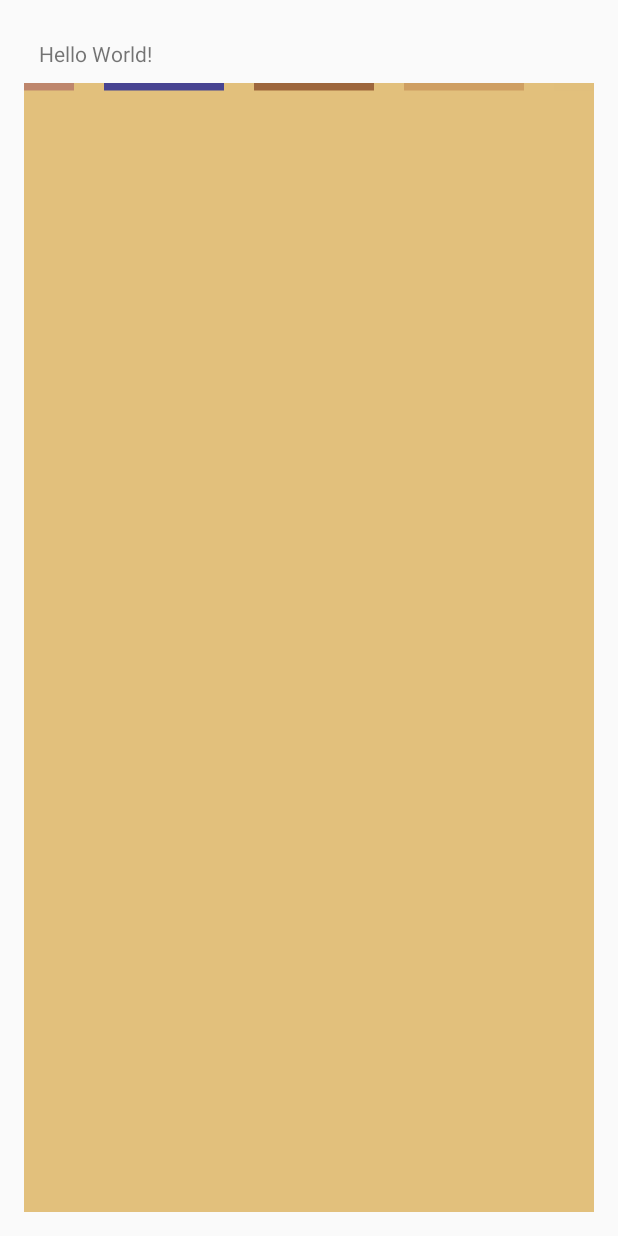
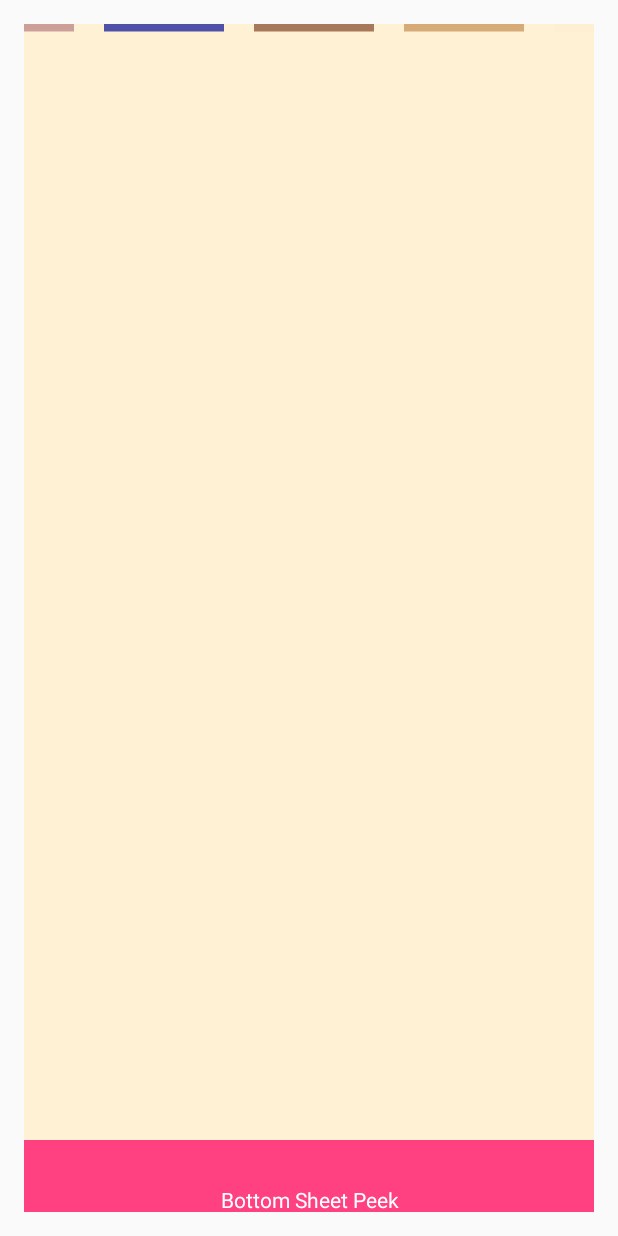
Before and after one commit to funwudy/CustomViewLearning, an Android app: the screen it shows after launch (MainActivity), on a phone screen of 412 x 824 dp. Run offline under Robolectric (Android 15) with nearby library versions, the phone set to English and light mode, and no system bars.

Commit message:
add bottom sheet

```diff
--- a/app/build.gradle
+++ b/app/build.gradle
@@ -23,4 +23,5 @@ dependencies {
     compile fileTree(include: ['*.jar'], dir: 'libs')
     testCompile 'junit:junit:4.12'
     compile 'com.android.support:appcompat-v7:24.1.1'
+    compile 'com.android.support:design:24.2.0'
 }
--- a/app/src/main/res/layout/activity_main.xml
+++ b/app/src/main/res/layout/activity_main.xml
@@ -1,7 +1,7 @@
 <?xml version="1.0" encoding="utf-8"?>
-<RelativeLayout xmlns:android="http://schemas.android.com/apk/res/android"
+<android.support.design.widget.CoordinatorLayout xmlns:android="http://schemas.android.com/apk/res/android"
+    xmlns:app="http://schemas.android.com/apk/res-auto"
     xmlns:tools="http://schemas.android.com/tools"
-    xmlns:app="http://schemas.android.com/apk/res-auto"
     android:layout_width="match_parent"
     android:layout_height="match_parent"
     android:paddingBottom="@dimen/activity_vertical_margin"
@@ -21,9 +21,11 @@
         android:layout_width="match_parent"
         android:layout_height="wrap_content"
         android:layout_below="@id/text_view"
-        android:background="#e2c07c"
-        app:bar_width="80dp"
+        android:background="#fff1d4"
         app:bar_height="10dp"
-        app:bar_interval="20dp"/>
+        app:bar_interval="20dp"
+        app:bar_width="80dp" />
 
-</RelativeLayout>
+    <include layout="@layout/bottom_sheet" />
+
+</android.support.design.widget.CoordinatorLayout>
--- /dev/null
+++ b/app/src/main/res/layout/bottom_sheet.xml
@@ -0,0 +1,28 @@
+<?xml version="1.0" encoding="utf-8"?>
+<LinearLayout xmlns:android="http://schemas.android.com/apk/res/android"
+    xmlns:app="http://schemas.android.com/apk/res-auto"
+    android:id="@+id/bottom_sheet"
+    android:layout_width="match_parent"
+    android:layout_height="340dp"
+    android:background="@android:color/darker_gray"
+    android:orientation="vertical"
+    app:behavior_hideable="true"
+    app:behavior_peekHeight="80dp"
+    app:layout_behavior="android.support.design.widget.BottomSheetBehavior">
+
+
+    <TextView
+        android:layout_width="match_parent"
+        android:layout_height="80dp"
+        android:background="@color/colorAccent"
+        android:gravity="center"
+        android:text="Bottom Sheet Peek"
+        android:textColor="@android:color/white" />
+
+    <TextView
+        android:layout_width="match_parent"
+        android:layout_height="match_parent"
+        android:gravity="center"
+        android:text="Bottom Sheet Content"
+        android:textColor="@android:color/white" />
+</LinearLayout>
```
